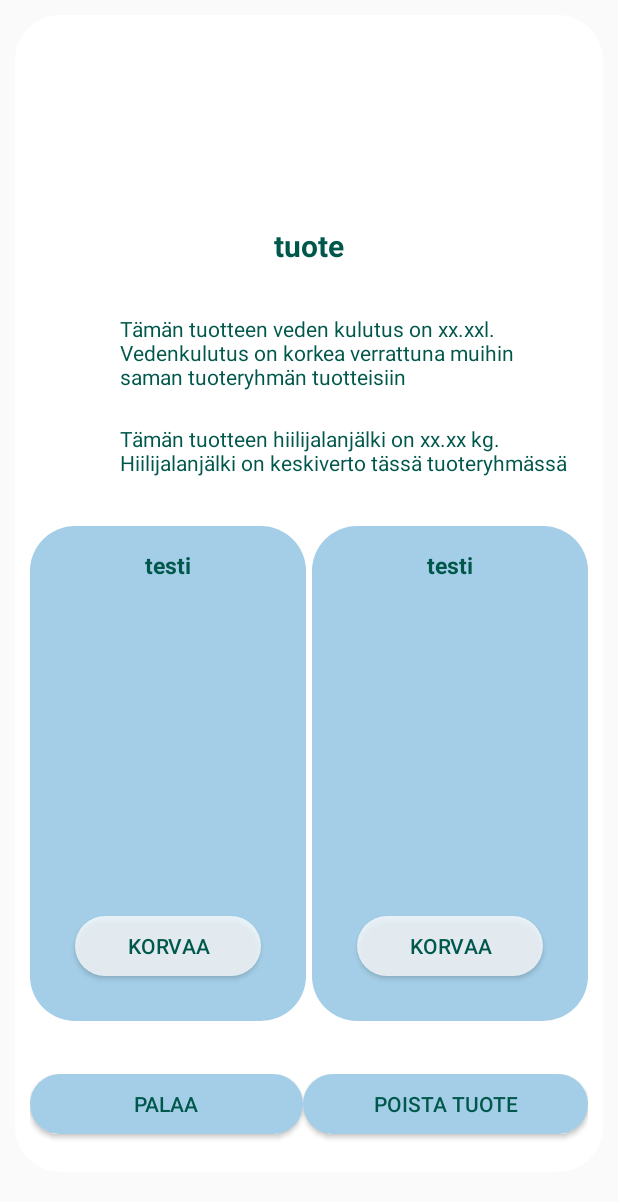
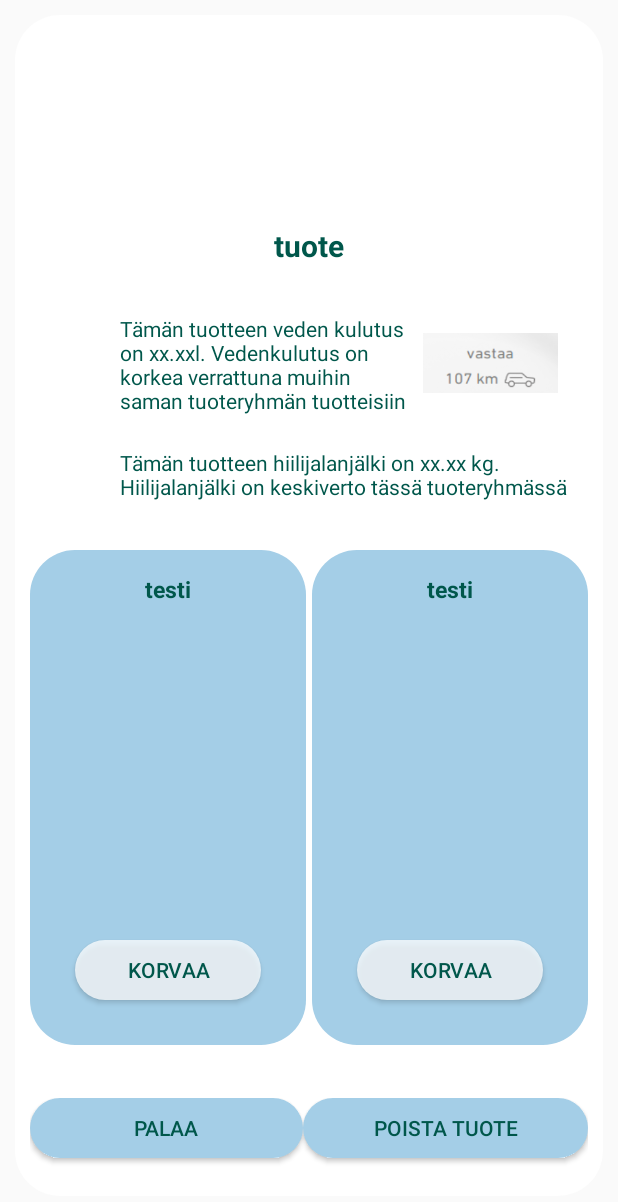
Before and after one commit to hemmlin/SCI_app, an Android app: the layout activity_modify_record.xml on its own in the app's theme, with its tools: preview values and no code run, on a phone screen of 412 x 824 dp. Shown: the top 1202 px of the screen. Run offline under Robolectric (Android 15) with nearby library versions, the phone set to English and light mode, and no system bars.

Commit message:
layouttei

```diff
--- a/app/src/main/java/com/example/sciprojekti/AddCountryActivity.java
+++ b/app/src/main/java/com/example/sciprojekti/AddCountryActivity.java
@@ -50,6 +50,8 @@ public class AddCountryActivity extends Activity implements OnClickListener {
         searchablespinner_list.add("Hernekeitto , Jalostaja");
         searchablespinner_list.add("Hernekeitto perinteinen, Jalostaja");
         searchablespinner_list.add("Hernekeitto Reilusti lihaa, Jalostaja");
+        searchablespinner_list.add("Hernekeitto Luomu, Jalostaja");
+        searchablespinner_list.add("Hernekeitto Härkis, Jalostaja");
         searchablespinner_list.add("Tonnikalapalat vedessä MCS, Pirkka");
         searchablespinner_list.add("Tonnikalapalat vedessä, Pirkka");
         searchablespinner_list.add("Lihapullat kastikkeessa, Jalostaja");
@@ -66,6 +68,8 @@ public class AddCountryActivity extends Activity implements OnClickListener {
         searchablespinner_list.add("Nauta Jauheliha, Atria");
         searchablespinner_list.add("Härkäpapu suikale, Beanit");
         searchablespinner_list.add("Kanan filesuikaleet hunaja, Atria");
+        searchablespinner_list.add("Tumma soijarouhe, Soyappetit");
+        searchablespinner_list.add("Härkis orginal");
 
         searchablespinner.setAdapter(new ArrayAdapter<String>(this, android.R.layout.simple_spinner_dropdown_item, searchablespinner_list));
         addTodoBtn = (Button) findViewById(R.id.add_record);
--- a/app/src/main/res/layout/activity_modify_record.xml
+++ b/app/src/main/res/layout/activity_modify_record.xml
@@ -60,6 +60,14 @@
             android:textColor="@color/colorPrimaryDark"
             android:text="Tämän tuotteen veden kulutus on xx.xxl. Vedenkulutus on korkea verrattuna muihin saman tuoteryhmän tuotteisiin "
             />
+        <ImageView
+            android:id="@+id/autoesim"
+            android:layout_width="90dp"
+            android:layout_height="40dp"
+            android:layout_gravity="center"
+            android:layout_marginRight="20dp"
+            android:background="@drawable/autovertaa"
+            />
     </LinearLayout>
     <LinearLayout
         android:layout_width="match_parent"
@@ -84,6 +92,9 @@
             android:text="Tämän tuotteen hiilijalanjälki on xx.xx kg. Hiilijalanjälki on keskiverto tässä tuoteryhmässä "
             />
     </LinearLayout>
+
+
+
 
     <!--<EditText
         android:id="@+id/subject_edittext"
```
Also changed, not shown: app/src/main/java/com/example/sciprojekti/ModifyCountryActivity.java (+6 -6 lines), app/src/main/res/drawable/autovertaa.png (added), app/src/main/res/drawable/harkisorginal.jpeg (added), app/src/main/res/drawable/tummasoijarouhesoyappetit.jpg (added).
